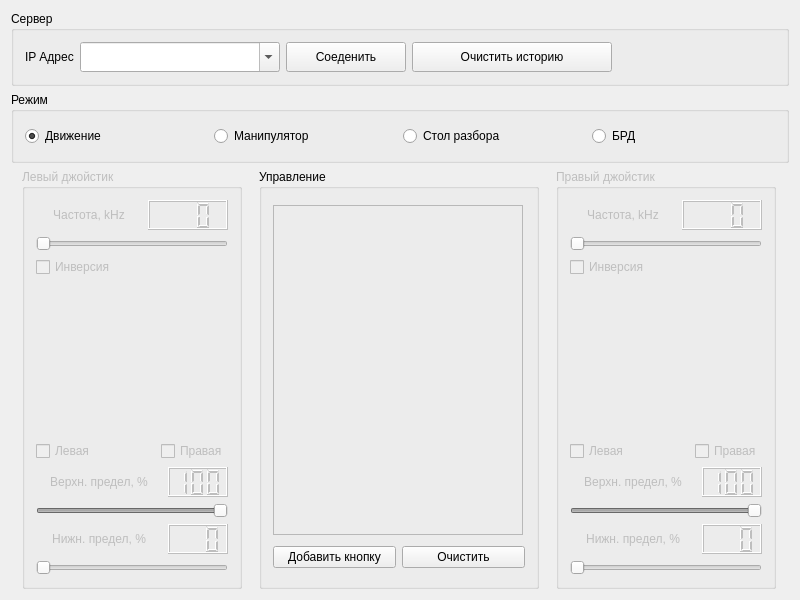
The window that Megatron-client/client.ui (sseitov/Megatron) describes before a commit, drawn with Qt 5.
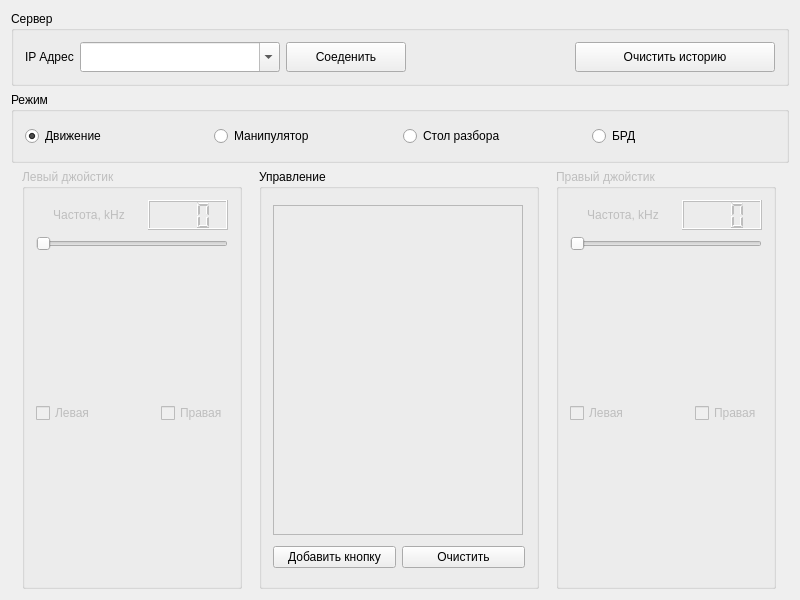
The same window after the commit. Custom widgets are drawn as their Qt base class.

```diff
--- a/Megatron-client/client.ui
+++ b/Megatron-client/client.ui
@@ -40,7 +40,7 @@
      <property name="title">
       <string>Сервер</string>
      </property>
-     <layout class="QHBoxLayout" name="horizontalLayout_22">
+     <layout class="QHBoxLayout" name="horizontalLayout_6">
       <item>
        <widget class="QLabel" name="label">
         <property name="maximumSize">
@@ -95,25 +95,6 @@
         </property>
        </widget>
       </item>
-      <item>
-       <widget class="QPushButton" name="clearHistory">
-        <property name="minimumSize">
-         <size>
-          <width>200</width>
-          <height>30</height>
-         </size>
-        </property>
-        <property name="maximumSize">
-         <size>
-          <width>200</width>
-          <height>30</height>
-         </size>
-        </property>
-        <property name="text">
-         <string>Очистить историю</string>
-        </property>
-       </widget>
-      </item>
       <item>
        <spacer name="horizontalSpacer">
         <property name="orientation">
@@ -127,6 +108,25 @@
         </property>
        </spacer>
       </item>
+      <item>
+       <widget class="QPushButton" name="clearHistory">
+        <property name="minimumSize">
+         <size>
+          <width>200</width>
+          <height>30</height>
+         </size>
+        </property>
+        <property name="maximumSize">
+         <size>
+          <width>200</width>
+          <height>30</height>
+         </size>
+        </property>
+        <property name="text">
+         <string>Очистить историю</string>
+        </property>
+       </widget>
+      </item>
      </layout>
     </widget>
    </item>
@@ -179,7 +179,7 @@
    <item>
     <layout class="QHBoxLayout" name="horizontalLayout_2">
      <item>
-      <widget class="JoystickControl" name="joystick_1">
+      <widget class="QGroupBox" name="joystick_1">
        <property name="enabled">
         <bool>false</bool>
        </property>
@@ -278,26 +278,6 @@
           </property>
          </widget>
         </item>
-        <item>
-         <widget class="QCheckBox" name="inversion_1">
-          <property name="text">
-           <string>Инверсия</string>
-          </property>
-         </widget>
-        </item>
-        <item>
-         <spacer name="verticalSpacer_2">
-          <property name="orientation">
-           <enum>Qt::Vertical</enum>
-          </property>
-          <property name="sizeHint" stdset="0">
-           <size>
-            <width>20</width>
-            <height>13</height>
-           </size>
-          </property>
-         </spacer>
-        </item>
         <item>
          <layout class="QHBoxLayout" name="horizontalLayout_3">
           <item>
@@ -307,7 +287,7 @@
             </property>
             <property name="sizeHint" stdset="0">
              <size>
-              <width>18</width>
+              <width>13</width>
               <height>20</height>
              </size>
             </property>
@@ -376,138 +356,17 @@
          </layout>
         </item>
         <item>
-         <layout class="QHBoxLayout" name="horizontalLayout_20">
-          <item>
-           <widget class="QLabel" name="label_3">
-            <property name="minimumSize">
-             <size>
-              <width>0</width>
-              <height>30</height>
-             </size>
-            </property>
-            <property name="text">
-             <string>Верхн. предел, %</string>
-            </property>
-            <property name="alignment">
-             <set>Qt::AlignCenter</set>
-            </property>
-           </widget>
-          </item>
-          <item>
-           <widget class="QLCDNumber" name="highLimitIndicator_1">
-            <property name="minimumSize">
-             <size>
-              <width>60</width>
-              <height>30</height>
-             </size>
-            </property>
-            <property name="maximumSize">
-             <size>
-              <width>60</width>
-              <height>30</height>
-             </size>
-            </property>
-            <property name="smallDecimalPoint">
-             <bool>true</bool>
-            </property>
-            <property name="digitCount">
-             <number>3</number>
-            </property>
-            <property name="value" stdset="0">
-             <double>100.000000000000000</double>
-            </property>
-            <property name="intValue" stdset="0">
-             <number>100</number>
-            </property>
-           </widget>
-          </item>
-         </layout>
-        </item>
-        <item>
-         <widget class="QSlider" name="highLimit_1">
-          <property name="maximumSize">
-           <size>
-            <width>16777215</width>
-            <height>20</height>
-           </size>
-          </property>
-          <property name="minimum">
-           <number>0</number>
-          </property>
-          <property name="maximum">
-           <number>100</number>
-          </property>
-          <property name="value">
-           <number>100</number>
-          </property>
+         <spacer name="verticalSpacer_2">
           <property name="orientation">
-           <enum>Qt::Horizontal</enum>
+           <enum>Qt::Vertical</enum>
           </property>
-         </widget>
-        </item>
-        <item>
-         <layout class="QHBoxLayout" name="horizontalLayout_21">
-          <item>
-           <widget class="QLabel" name="label_4">
-            <property name="minimumSize">
-             <size>
-              <width>0</width>
-              <height>30</height>
-             </size>
-            </property>
-            <property name="text">
-             <string>Нижн. предел, %</string>
-            </property>
-            <property name="alignment">
-             <set>Qt::AlignCenter</set>
-            </property>
-           </widget>
-          </item>
-          <item>
-           <widget class="QLCDNumber" name="lowLimitIndicator_1">
-            <property name="minimumSize">
-             <size>
-              <width>60</width>
-              <height>30</height>
-             </size>
-            </property>
-            <property name="maximumSize">
-             <size>
-              <width>60</width>
-              <height>30</height>
-             </size>
-            </property>
-            <property name="digitCount">
-             <number>3</number>
-            </property>
-            <property name="intValue" stdset="0">
-             <number>0</number>
-            </property>
-           </widget>
-          </item>
-         </layout>
-        </item>
-        <item>
-         <widget class="QSlider" name="lowLimit_1">
-          <property name="maximumSize">
+          <property name="sizeHint" stdset="0">
            <size>
-            <width>16777215</width>
-            <height>20</height>
+            <width>20</width>
+            <height>103</height>
            </size>
           </property>
-          <property name="minimum">
-           <number>0</number>
-          </property>
-          <property name="maximum">
-           <number>100</number>
-          </property>
-          <property name="value">
-           <number>0</number>
-          </property>
-          <property name="orientation">
-           <enum>Qt::Horizontal</enum>
-          </property>
-         </widget>
+         </spacer>
         </item>
        </layout>
       </widget>
@@ -597,7 +456,7 @@
       </widget>
      </item>
      <item>
-      <widget class="JoystickControl" name="joystick_2">
+      <widget class="QGroupBox" name="joystick_2">
        <property name="enabled">
         <bool>false</bool>
        </property>
@@ -696,13 +555,6 @@
           </property>
          </widget>
         </item>
-        <item>
-         <widget class="QCheckBox" name="inversion_2">
-          <property name="text">
-           <string>Инверсия</string>
-          </property>
-         </widget>
-        </item>
         <item>
          <layout class="QHBoxLayout" name="horizontalLayout_4">
           <item>
@@ -749,19 +601,6 @@
           </item>
          </layout>
         </item>
-        <item>
-         <spacer name="verticalSpacer">
-          <property name="orientation">
-           <enum>Qt::Vertical</enum>
-          </property>
-          <property name="sizeHint" stdset="0">
-           <size>
-            <width>20</width>
-            <height>18</height>
-           </size>
-          </property>
-         </spacer>
-        </item>
         <item>
          <layout class="QHBoxLayout" name="horizontalLayout_24">
           <item>
@@ -794,138 +633,17 @@
          </layout>
         </item>
         <item>
-         <layout class="QHBoxLayout" name="horizontalLayout_25">
-          <item>
-           <widget class="QLabel" name="label_6">
-            <property name="minimumSize">
-             <size>
-              <width>0</width>
-              <height>30</height>
-             </size>
-            </property>
-            <property name="text">
-             <string>Верхн. предел, %</string>
-            </property>
-            <property name="alignment">
-             <set>Qt::AlignCenter</set>
-            </property>
-           </widget>
-          </item>
-          <item>
-           <widget class="QLCDNumber" name="highLimitIndicator_2">
-            <property name="minimumSize">
-             <size>
-              <width>60</width>
-              <height>30</height>
-             </size>
-            </property>
-            <property name="maximumSize">
-             <size>
-              <width>60</width>
-              <height>30</height>
-             </size>
-            </property>
-            <property name="smallDecimalPoint">
-             <bool>true</bool>
-            </property>
-            <property name="digitCount">
-             <number>3</number>
-            </property>
-            <property name="value" stdset="0">
-             <double>100.000000000000000</double>
-            </property>
-            <property name="intValue" stdset="0">
-             <number>100</number>
-            </property>
-           </widget>
-          </item>
-         </layout>
-        </item>
-        <item>
-         <widget class="QSlider" name="highLimit_2">
-          <property name="maximumSize">
-           <size>
-            <width>16777215</width>
-            <height>20</height>
-           </size>
-          </property>
-          <property name="minimum">
-           <number>0</number>
-          </property>
-          <property name="maximum">
-           <number>100</number>
-          </property>
-          <property name="value">
-           <number>100</number>
-          </property>
+         <spacer name="verticalSpacer">
           <property name="orientation">
-           <enum>Qt::Horizontal</enum>
+           <enum>Qt::Vertical</enum>
           </property>
-         </widget>
-        </item>
-        <item>
-         <layout class="QHBoxLayout" name="horizontalLayout_26">
-          <item>
-           <widget class="QLabel" name="label_7">
-            <property name="minimumSize">
-             <size>
-              <width>0</width>
-              <height>30</height>
-             </size>
-            </property>
-            <property name="text">
-             <string>Нижн. предел, %</string>
-            </property>
-            <property name="alignment">
-             <set>Qt::AlignCenter</set>
-            </property>
-           </widget>
-          </item>
-          <item>
-           <widget class="QLCDNumber" name="lowLimitIndicator_2">
-            <property name="minimumSize">
-             <size>
-              <width>60</width>
-              <height>30</height>
-             </size>
-            </property>
-            <property name="maximumSize">
-             <size>
-              <width>60</width>
-              <height>30</height>
-             </size>
-            </property>
-            <property name="digitCount">
-             <number>3</number>
-            </property>
-            <property name="intValue" stdset="0">
-             <number>0</number>
-            </property>
-           </widget>
-          </item>
-         </layout>
-        </item>
-        <item>
-         <widget class="QSlider" name="lowLimit_2">
-          <property name="maximumSize">
+          <property name="sizeHint" stdset="0">
            <size>
-            <width>16777215</width>
-            <height>20</height>
+            <width>20</width>
+            <height>18</height>
            </size>
           </property>
-          <property name="minimum">
-           <number>0</number>
-          </property>
-          <property name="maximum">
-           <number>100</number>
-          </property>
-          <property name="value">
-           <number>0</number>
-          </property>
-          <property name="orientation">
-           <enum>Qt::Horizontal</enum>
-          </property>
-         </widget>
+         </spacer>
         </item>
        </layout>
       </widget>
@@ -936,12 +654,6 @@
  </widget>
  <layoutdefault spacing="6" margin="11"/>
  <customwidgets>
-  <customwidget>
-   <class>JoystickControl</class>
-   <extends>QGroupBox</extends>
-   <header>joystickcontrol.h</header>
-   <container>1</container>
-  </customwidget>
   <customwidget>
    <class>JoystickMonitor</class>
    <extends>QWidget</extends>
```
